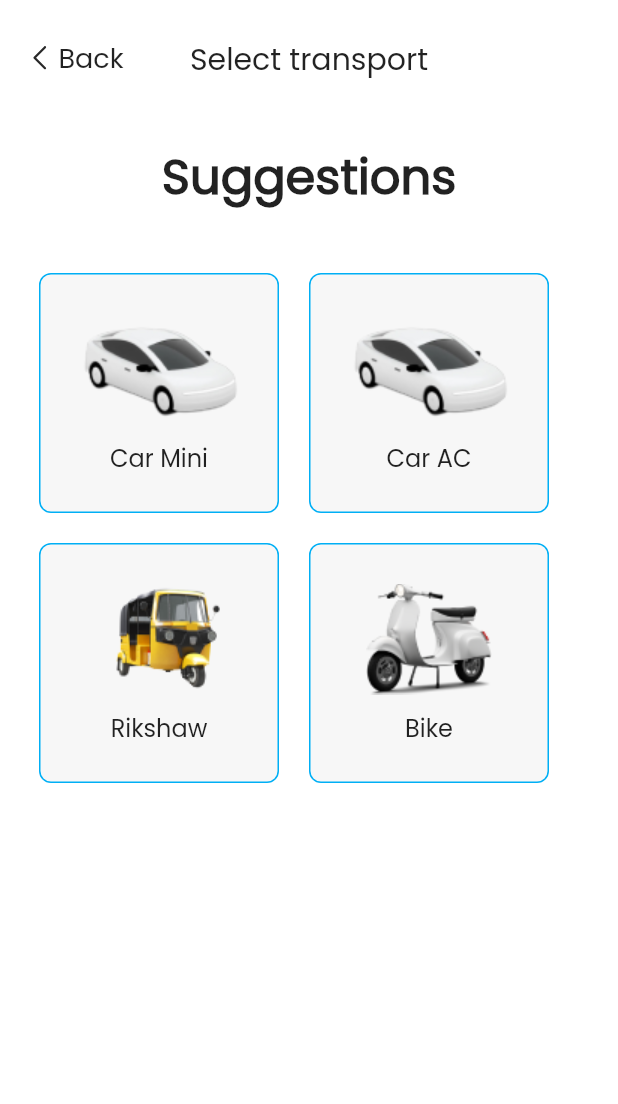
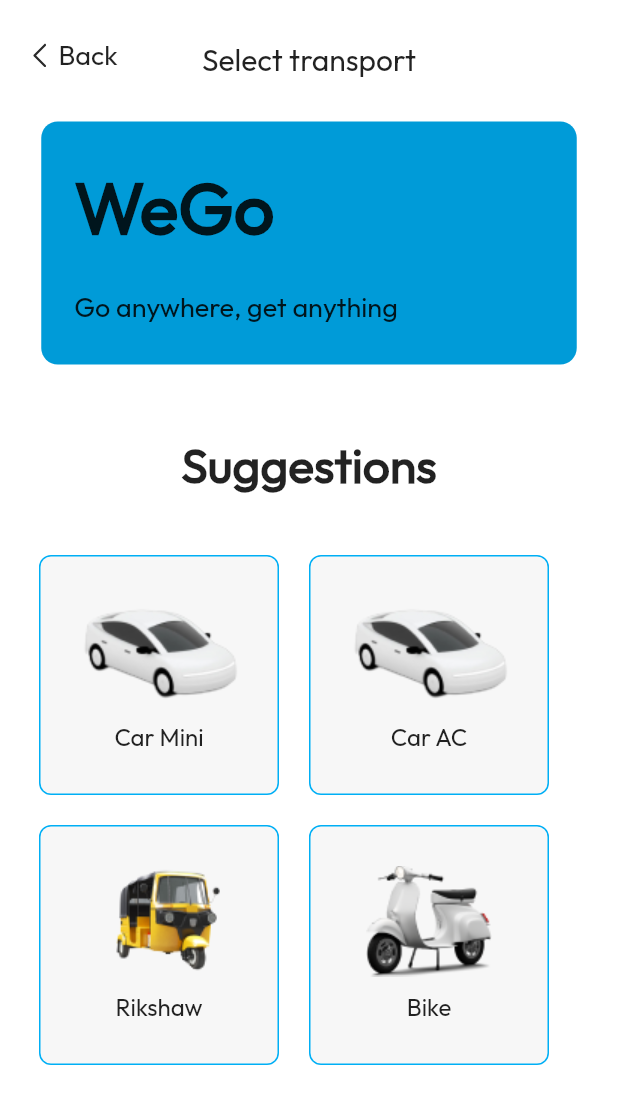
Before and after one commit to ALIRAZA17/EaseTour, a Flutter app: the screen it shows after launch, on a phone screen of 412 x 824 dp. Shown: the top 1104 px of the screen. Run offline on Flutter 3.47's test engine with Material 2 defaults, Android fonts, the phone set to English and light mode, and no system bars; our stand-ins replace cloud_firestore, dropdown_button2, firebase_auth, firebase_core, flutter_riverpod, flutter_svg and 3 more; accounts and stored records are empty.

Commit message:
Added transport selection screen

```diff
--- a/lib/common/resources/constants/styles.dart
+++ b/lib/common/resources/constants/styles.dart
@@ -25,6 +25,7 @@
 
   static Color blackTextColor = const Color.fromRGBO(208, 208, 208, 1);
   static Color backgroundGrayColor = const Color.fromRGBO(247, 247, 247, 100);
+  static Color gradientColor = const Color.fromRGBO(0, 155, 216, 100);
 
   static Color transportSelectContainerColor =
       const Color.fromRGBO(226, 245, 237, 1);
--- a/lib/common/resources/constants/themes.dart
+++ b/lib/common/resources/constants/themes.dart
@@ -4,7 +4,7 @@
 class Themes {
   static ThemeData lightThemeData() {
     return ThemeData(
-      fontFamily: 'Poppins',
+      fontFamily: "Outfit",
       brightness: Brightness.light,
       primaryColor: Styles.primaryColor,
       scaffoldBackgroundColor: Styles.backgroundColor,
@@ -16,7 +16,7 @@
 // dark Theme
   static ThemeData darkThemeData() {
     return ThemeData(
-      fontFamily: 'Poppins',
+      fontFamily: "Outfit",
       brightness: Brightness.dark,
       primaryColor: Styles.primaryColor,
       scaffoldBackgroundColor: Styles.backgroundColor,
--- a/lib/screens/transport/transport_selection/ui_select_transport_screen.dart
+++ b/lib/screens/transport/transport_selection/ui_select_transport_screen.dart
@@ -18,7 +18,39 @@
         child: Column(
           children: [
             const SizedBox(
-              height: 30,
+              height: 17,
+            ),
+            Center(
+              child: Container(
+                padding: const EdgeInsets.only(left: 22, top: 27),
+                decoration: BoxDecoration(
+                  color: Styles.gradientColor,
+                  borderRadius: BorderRadius.circular(11),
+                ),
+                width: 357,
+                height: 162,
+                child: Column(
+                  crossAxisAlignment: CrossAxisAlignment.stretch,
+                  children: [
+                    Text(
+                      "WeGo",
+                      style: Styles.displayXlBoldStyle.copyWith(
+                        fontSize: 48,
+                      ),
+                    ),
+                    const SizedBox(
+                      height: 25,
+                    ),
+                    Text(
+                      "Go anywhere, get anything",
+                      style: Styles.displayMedNormalStyle,
+                    ),
+                  ],
+                ),
+              ),
+            ),
+            const SizedBox(
+              height: 47,
             ),
             Center(
               child: Text(
```
Also changed, not shown: pubspec.yaml (+3 -7 lines), assets/fonts/Outfit-Regular.ttf (added).
